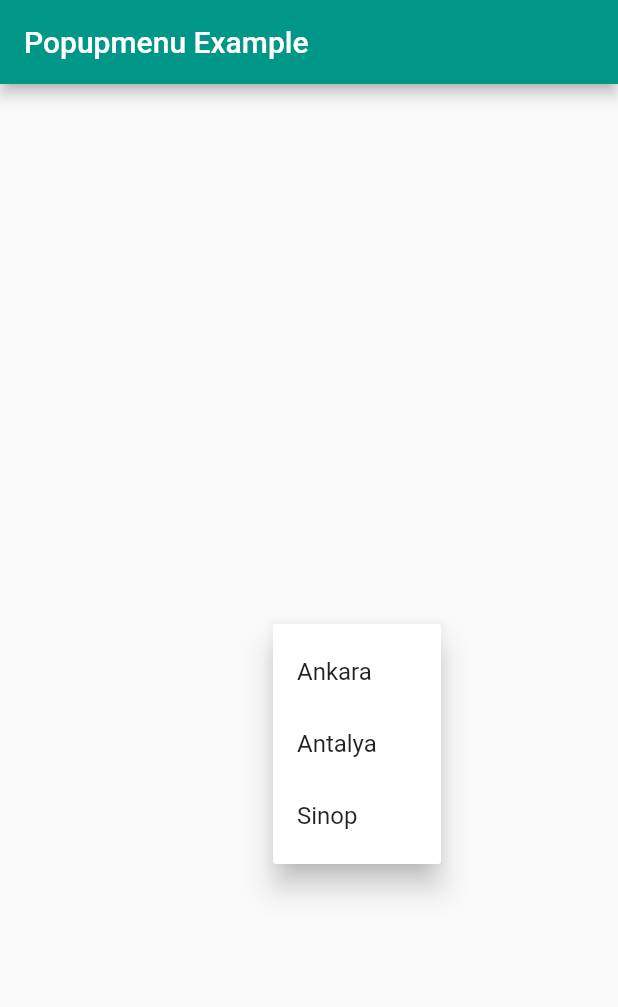
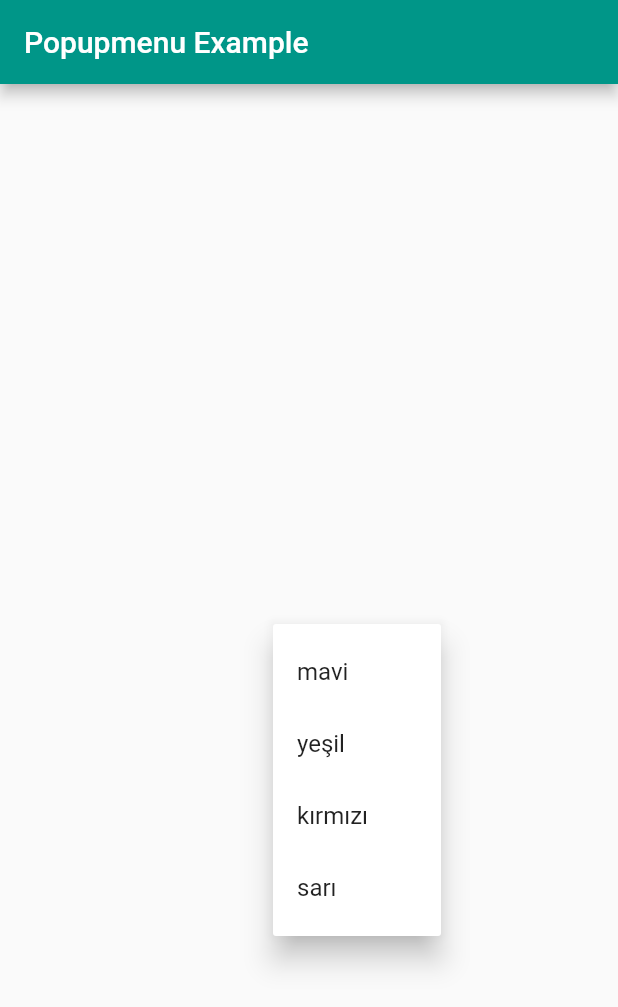
Before and after one commit to safauludogan/basic-flutter-projects, a Flutter app: the screen it shows after launch, after a tap on the "more vert" icon, on a phone screen of 412 x 824 dp. Shown: the top 1007 px of the screen. Run offline on Flutter 3.47's test engine with Material 2 defaults, Android fonts, the light colour scheme and no system bars.

Commit message:
basic-flutter-projects

```diff
--- a/lib/popupmenu.dart
+++ b/lib/popupmenu.dart
@@ -9,6 +9,7 @@ class PopupmenuExample extends StatefulWidget {
 
 class _PopupmenuExample extends State<PopupmenuExample> {
   String _selectedCity = 'Ankara';
+  List<String> colors = ['mavi', 'yeşil', 'kırmızı', 'sarı'];
 
   @override
   Widget build(BuildContext context) {
@@ -16,14 +17,14 @@ class _PopupmenuExample extends State<PopupmenuExample> {
       child: PopupMenuButton<String>(
         onSelected: (String city) {
           print("Seçilen şehir $city");
-         /* setState(() {
+          /* setState(() {
             _selectedCity = city;
           });*/
         },
         //icon: Icon(Icons.add),
         //child: Text(_selectedCity),
         itemBuilder: (BuildContext context) {
-          return <PopupMenuEntry<String>>[
+          /*return <PopupMenuEntry<String>>[
             const PopupMenuItem(
               child: Text('Ankara'),
               value: 'Ankara',
@@ -36,7 +37,15 @@ class _PopupmenuExample extends State<PopupmenuExample> {
               child: Text('Sinop'),
               value: 'Sinop',
             ),
-          ];
+          ];*/
+          return colors//Bu yapı ile yukarıdaki gibi tek tek yazmak yerine liste halinde sıralama yapıyoruz.
+              .map(
+                (String color) => PopupMenuItem(
+                  child: Text(color),
+                  value: color,
+                ),
+              )
+              .toList();
         },
       ),
     );
```
